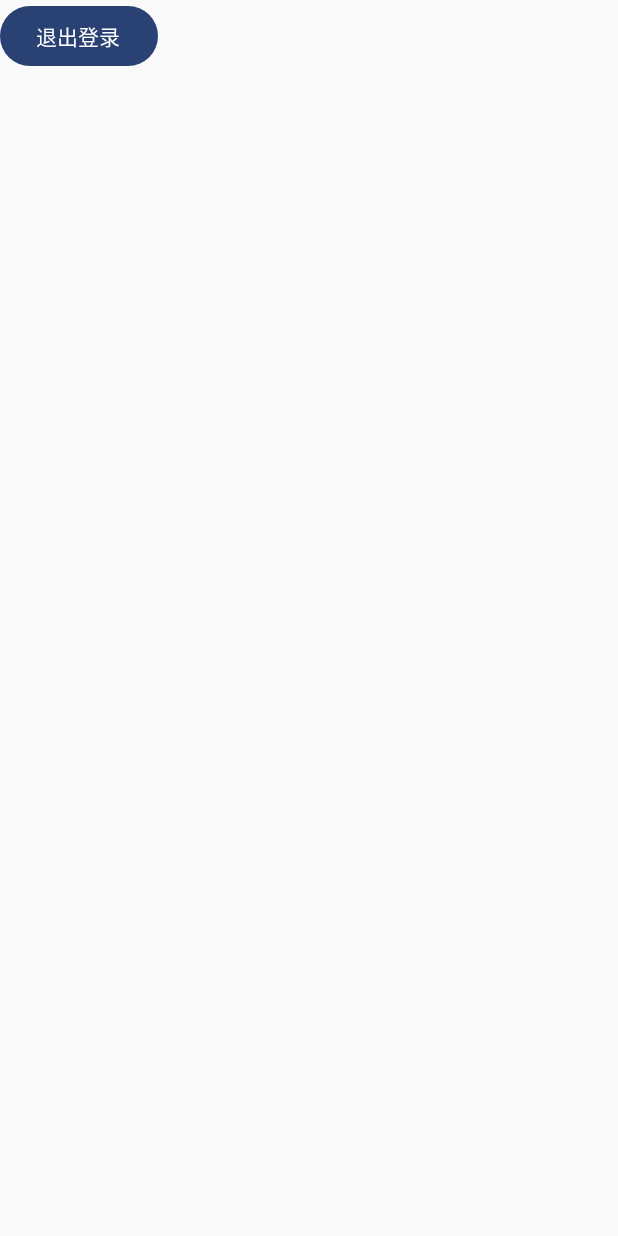
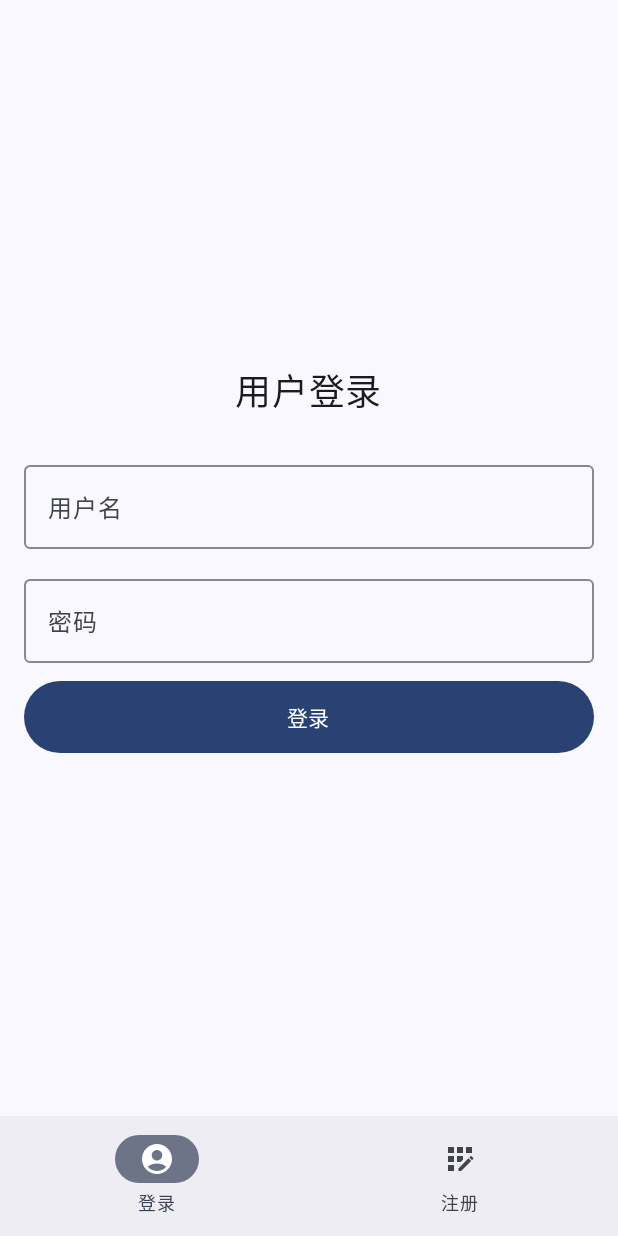
Before and after one commit to mipamiao/ReaderAndroid, an Android app built with Jetpack Compose: the screen it shows after launch (MainActivity before the commit, RegisterAndLoginActivity after it), on a phone screen of 412 x 824 dp. Run offline under Robolectric (Android 15) with nearby library versions, the light colour scheme and no system bars; our stand-ins replace Room's generated code.

Commit message:
登录和注册搭建完成，联调ing

```diff
--- a/app/build.gradle
+++ b/app/build.gradle
@@ -78,6 +78,9 @@ dependencies {
     // 日志拦截器（调试用）
     debugImplementation("com.squareup.okhttp3:logging-interceptor:4.12.0")
 
+    implementation "androidx.compose.material:material-icons-extended"
+
+
     testImplementation libs.junit
     androidTestImplementation libs.androidx.junit
     androidTestImplementation libs.androidx.espresso.core
--- a/app/src/main/java/com/mipa/readerandroid/model/dto/UserLoginDto.kt
+++ b/app/src/main/java/com/mipa/readerandroid/model/dto/UserLoginDto.kt
@@ -1,11 +1,8 @@
 package com.mipa.readerandroid.model.dto
-
-import androidx.compose.ui.semantics.Role
-import java.time.LocalDateTime
 
 data class UserLoginRequest(
     val userName:String,
-    val passward: String)
+    val password: String)
 
 data class UserLoginResponse(
     val userId: String,
--- a/app/src/main/java/com/mipa/readerandroid/repository/nao/Domain.kt
+++ b/app/src/main/java/com/mipa/readerandroid/repository/nao/Domain.kt
@@ -6,7 +6,7 @@ class Domain {
         const val publicPrefix = "/api/public"
         const val privatePrefix = "/api/private"
 
-        const val authPublic = "${publicPrefix}/auth/"
-        const val authPrivate = "${privatePrefix}/auth/"
+        const val authPublic = "${publicPrefix}/auth"
+        const val authPrivate = "${privatePrefix}/auth"
     }
 }
--- /dev/null
+++ b/app/src/main/java/com/mipa/readerandroid/view/activity/RegisterAndLoginActivity.kt
@@ -0,0 +1,24 @@
+package com.mipa.readerandroid.view.activity
+
+import android.os.Bundle
+import androidx.activity.compose.setContent
+import androidx.activity.enableEdgeToEdge
+import com.mipa.readerandroid.base.AbsActivity
+import com.mipa.readerandroid.ui.theme.ReaderAndroidTheme
+import com.mipa.readerandroid.view.compose.AuthNavigation
+import com.mipa.readerandroid.view.composedata.LoginPageCD
+import com.mipa.readerandroid.view.composedata.RegisterPageCD
+
+class RegisterAndLoginActivity:AbsActivity() {
+    private val registerPageCD  = RegisterPageCD()
+    private val loginPageCD = LoginPageCD()
+    override fun onCreate(savedInstanceState: Bundle?) {
+        super.onCreate(savedInstanceState)
+        enableEdgeToEdge()
+        setContent {
+            ReaderAndroidTheme {
+                AuthNavigation(loginPageCD, registerPageCD)
+            }
+        }
+    }
+}
--- /dev/null
+++ b/app/src/main/java/com/mipa/readerandroid/view/compose/MePage.kt
@@ -0,0 +1,86 @@
+package com.mipa.readerandroid.view.compose
+
+import androidx.compose.foundation.Image
+import androidx.compose.foundation.layout.Arrangement
+import androidx.compose.foundation.layout.Box
+import androidx.compose.foundation.layout.Column
+import androidx.compose.foundation.layout.Row
+import androidx.compose.foundation.layout.Spacer
+import androidx.compose.foundation.layout.fillMaxSize
+import androidx.compose.foundation.layout.fillMaxWidth
+import androidx.compose.foundation.layout.height
+import androidx.compose.foundation.layout.size
+import androidx.compose.foundation.layout.width
+import androidx.compose.foundation.shape.CircleShape
+import androidx.compose.material3.MaterialTheme
+import androidx.compose.material3.Text
+import androidx.compose.runtime.Composable
+import androidx.compose.ui.Alignment
+import androidx.compose.ui.Modifier
+import androidx.compose.ui.draw.clip
+import androidx.compose.ui.res.painterResource
+import androidx.compose.ui.text.font.FontWeight
+import androidx.compose.ui.unit.dp
+import androidx.compose.ui.unit.sp
+import com.mipa.readerandroid.R
+
+@Composable
+fun PersonalProfileScreen() {
+    Row(
+        modifier = Modifier
+            .height(120.dp)
+            .fillMaxWidth(),
+        verticalAlignment = Alignment.Top
+    ) {
+        // 左侧圆形头像
+        Box(
+            modifier = Modifier
+                .size(120.dp)
+                .clip(CircleShape)
+        ) {
+            Image(
+                painter = painterResource(id = R.drawable.profile_avatar), // 确保在res/drawable目录下有此图片
+                contentDescription = "个人头像",
+                modifier = Modifier.fillMaxSize()
+            )
+        }
+
+        Spacer(modifier = Modifier.width(24.dp))
+
+        // 右侧个人信息文本
+        Column(
+            verticalArrangement = Arrangement.Center
+        ) {
+            Text(
+                text = "张三",
+                fontSize = 24.sp,
+                fontWeight = FontWeight.Bold,
+                color = MaterialTheme.colorScheme.onBackground
+            )
+
+            Spacer(modifier = Modifier.height(8.dp))
+
+            Text(
+                text = "Android 开发工程师",
+                fontSize = 16.sp,
+                color = MaterialTheme.colorScheme.onBackground.copy(alpha = 0.8f)
+            )
+
+            Spacer(modifier = Modifier.height(4.dp))
+
+            Text(
+                text = "zhang.san@example.com",
+                fontSize = 14.sp,
+                color = MaterialTheme.colorScheme.onBackground.copy(alpha = 0.6f)
+            )
+
+            Spacer(modifier = Modifier.height(4.dp))
+
+            Text(
+                text = "+86 138 **** 5678",
+                fontSize = 14.sp,
+                color = MaterialTheme.colorScheme.onBackground.copy(alpha = 0.6f)
+            )
+        }
+    }
+}
--- /dev/null
+++ b/app/src/main/java/com/mipa/readerandroid/view/compose/RegisterAndLoginScreen.kt
@@ -0,0 +1,235 @@
+package com.mipa.readerandroid.view.compose
+
+import androidx.compose.animation.AnimatedContent
+import androidx.compose.animation.ExperimentalAnimationApi
+import androidx.compose.animation.core.tween
+import androidx.compose.animation.slideInHorizontally
+import androidx.compose.animation.slideOutHorizontally
+import androidx.compose.animation.togetherWith
+import androidx.compose.foundation.layout.Arrangement
+import androidx.compose.foundation.layout.Column
+import androidx.compose.foundation.layout.Spacer
+import androidx.compose.foundation.layout.fillMaxSize
+import androidx.compose.foundation.layout.fillMaxWidth
+import androidx.compose.foundation.layout.height
+import androidx.compose.foundation.layout.padding
+import androidx.compose.foundation.text.KeyboardOptions
+import androidx.compose.material.icons.Icons
+import androidx.compose.material.icons.filled.AccountCircle
+import androidx.compose.material.icons.filled.AppRegistration
+import androidx.compose.material3.BottomAppBar
+import androidx.compose.material3.Button
+import androidx.compose.material3.ExperimentalMaterial3Api
+import androidx.compose.material3.Icon
+import androidx.compose.material3.NavigationBarItem
+import androidx.compose.material3.Scaffold
+import androidx.compose.material3.Surface
+import androidx.compose.material3.Text
+import androidx.compose.runtime.Composable
+import androidx.compose.runtime.getValue
+import androidx.compose.runtime.mutableStateOf
+import androidx.compose.runtime.remember
+import androidx.compose.runtime.setValue
+import androidx.compose.ui.Alignment
+import androidx.compose.ui.Modifier
+import androidx.compose.ui.text.input.KeyboardType
+import androidx.compose.ui.text.input.PasswordVisualTransformation
+import androidx.compose.ui.unit.dp
+import androidx.compose.ui.unit.sp
+import com.mipa.readerandroid.view.compose.base.simpleInputCompose
+import com.mipa.readerandroid.view.composedata.LoginPageCD
+import com.mipa.readerandroid.view.composedata.RegisterPageCD
+
+
+@OptIn(ExperimentalMaterial3Api::class)
+@Composable
+fun registrationScreen(
+    registerPageCD: RegisterPageCD,
+    onRegisterSuccess: () -> Unit
+) {
+
+    Surface(
+        modifier = Modifier.fillMaxSize()
+    ) {
+        Column(
+            modifier = Modifier
+                .fillMaxSize()
+                .padding(16.dp),
+            horizontalAlignment = Alignment.CenterHorizontally,
+            verticalArrangement = Arrangement.Center
+        ) {
+            Text(
+                text = "用户注册",
+                fontSize = 24.sp,
+                modifier = Modifier.padding(bottom = 24.dp)
+            )
+
+            simpleInputCompose(
+                label = "用户名",
+                text = registerPageCD.name,
+                onTextChange = { value ->
+                    registerPageCD.name = value
+                })
+
+            Spacer(modifier = Modifier.height(12.dp))
+
+            simpleInputCompose(
+                label = "邮箱",
+                text = registerPageCD.email,
+                keyboardOptions = KeyboardOptions(keyboardType = KeyboardType.Email),
+                onTextChange = { value ->
+                    registerPageCD.name = value
+                })
+
+            Spacer(modifier = Modifier.height(12.dp))
+
+            simpleInputCompose(
+                label = "密码",
+                text = registerPageCD.password,
+                keyboardOptions = KeyboardOptions(keyboardType = KeyboardType.Password),
+                visualTransformation = PasswordVisualTransformation(),
+                onTextChange = { value ->
+                    registerPageCD.password = value
+                })
+
+            Spacer(modifier = Modifier.height(12.dp))
+
+            // 注册按钮
+            Button(
+                onClick = {
+                    onRegisterSuccess()
+                },
+                modifier = Modifier
+                    .fillMaxWidth()
+                    .height(48.dp)
+            ) {
+                Text(text = "注册")
+            }
+        }
+    }
+}
+
+@Composable
+fun loginScreen(
+    loginPageCD: LoginPageCD,
+    onLoginClick: () -> Unit
+) {
+    Surface(
+        modifier = Modifier.fillMaxSize()
+    ) {
+        Column(
+            modifier = Modifier
+                .fillMaxSize()
+                .padding(16.dp),
+            horizontalAlignment = Alignment.CenterHorizontally,
+            verticalArrangement = Arrangement.Center
+        ) {
+            Text(
+                text = "用户登录",
+                fontSize = 24.sp,
+                modifier = Modifier.padding(bottom = 24.dp)
+            )
+
+            simpleInputCompose(label = "用户名", text = loginPageCD.name, onTextChange = { value ->
+                loginPageCD.name = value
+            })
+
+
+            Spacer(modifier = Modifier.height(12.dp))
+
+            simpleInputCompose(
+                label = "密码",
+                text = loginPageCD.password,
+                keyboardOptions = KeyboardOptions(keyboardType = KeyboardType.Password),
+                visualTransformation = PasswordVisualTransformation(),
+                onTextChange = { value ->
+                    loginPageCD.password = value
+                })
+
+            Spacer(modifier = Modifier.height(12.dp))
+
+            // 注册按钮
+            Button(
+                onClick = {
+                    onLoginClick()
+                },
+                modifier = Modifier
+                    .fillMaxWidth()
+                    .height(48.dp)
+            ) {
+                Text(text = "登录")
+            }
+        }
+    }
+}
+
+// 添加导航状态枚举
+enum class AuthScreen { LOGIN, REGISTRATION }
+
+// 添加导航主界面
+@OptIn(ExperimentalAnimationApi::class)
+@Composable
+fun AuthNavigation(
+    loginPageCD: LoginPageCD,
+    registerPageCD: RegisterPageCD
+) {
+    var currentScreen by remember { mutableStateOf(AuthScreen.LOGIN) }
+    // 定义页面顺序用于判断动画方向
+    val screenOrder = listOf(AuthScreen.LOGIN, AuthScreen.REGISTRATION)
+
+    Scaffold(
+        bottomBar = {
+            BottomAppBar {
+                NavigationBarItem(
+                    selected = currentScreen == AuthScreen.LOGIN,
+                    onClick = { currentScreen = AuthScreen.LOGIN },
+                    icon = { Icon(Icons.Default.AccountCircle, "登录") },
+                    label = { Text("登录") }
+                )
+                NavigationBarItem(
+                    selected = currentScreen == AuthScreen.REGISTRATION,
+                    onClick = { currentScreen = AuthScreen.REGISTRATION },
+                    icon = { Icon(Icons.Default.AppRegistration, "注册") },
+                    label = { Text("注册") }
+                )
+            }
+        }
+    ) {
+            paddingValues ->
+        AnimatedContent(
+            targetState = currentScreen,
+            transitionSpec = {
+                // 根据页面顺序判断动画方向
+                val currentIndex = screenOrder.indexOf(initialState)
+                val targetIndex = screenOrder.indexOf(targetState)
+
+                if (targetIndex > currentIndex) {
+                    // 目标页面在右侧 - 从右侧滑入
+                    slideInHorizontally(animationSpec = tween(300)) { it }
+                        .togetherWith(
+                            slideOutHorizontally(animationSpec = tween(300)) { -it }
+                        )
+                } else {
+                    // 目标页面在左侧 - 从左侧滑入
+                    slideInHorizontally(animationSpec = tween(300)) { -it }
+                        .togetherWith(
+                            slideOutHorizontally(animationSpec = tween(300)) { it }
+                        )
+                }
+            },
+            modifier = Modifier.padding(paddingValues)
+        ) {
+                screen ->
+            when (screen) {
+                AuthScreen.LOGIN -> loginScreen(
+                    loginPageCD = loginPageCD,
+                    onLoginClick = { Thread {loginPageCD.login()}.start() }
+                )
+                AuthScreen.REGISTRATION -> registrationScreen(
+                    registerPageCD = registerPageCD,
+                    onRegisterSuccess = { Thread {registerPageCD.register()}.start() }
+                )
+            }
+        }
+    }
+}
--- /dev/null
+++ b/app/src/main/java/com/mipa/readerandroid/view/compose/base/composebase.kt
@@ -0,0 +1,41 @@
+package com.mipa.readerandroid.view.compose.base
+
+import androidx.compose.foundation.layout.fillMaxWidth
+import androidx.compose.foundation.text.KeyboardOptions
+import androidx.compose.material3.ExperimentalMaterial3Api
+import androidx.compose.material3.OutlinedTextField
+import androidx.compose.material3.Text
+import androidx.compose.material3.TextFieldDefaults
+import androidx.compose.runtime.Composable
+import androidx.compose.runtime.ComposeCompilerApi
+import androidx.compose.runtime.MutableState
+import androidx.compose.ui.Modifier
+import androidx.compose.ui.graphics.Color
+import androidx.compose.ui.text.input.PasswordVisualTransformation
+import androidx.compose.ui.text.input.VisualTransformation
+
+
+
+@OptIn(ExperimentalMaterial3Api::class)
+@Composable
+fun simpleInputCompose(
+    label: String,
+    text: String,
+    onTextChange: (String) -> Unit,
+    keyboardOptions: KeyboardOptions = KeyboardOptions.Default,
+    visualTransformation: VisualTransformation = VisualTransformation.None,
+    modifier: Modifier = Modifier
+) {
+    OutlinedTextField(
+        value = text,
+        onValueChange = onTextChange,
+        label = { Text(label) },
+        modifier = modifier.fillMaxWidth(),
+        colors = TextFieldDefaults.outlinedTextFieldColors(
+            focusedBorderColor = Color.Blue,
+            unfocusedBorderColor = Color.Gray
+        ),
+        keyboardOptions = keyboardOptions,
+        visualTransformation = visualTransformation
+    )
+}
--- /dev/null
+++ b/app/src/main/java/com/mipa/readerandroid/view/composedata/RegisterPageCD.kt
@@ -0,0 +1,33 @@
+package com.mipa.readerandroid.view.composedata
+
+import android.util.Log
+import androidx.compose.runtime.getValue
+import androidx.compose.runtime.mutableStateOf
+import androidx.compose.runtime.remember
+import androidx.compose.runtime.setValue
+import androidx.lifecycle.ViewModel
+import com.mipa.readerandroid.model.dto.UserLoginRequest
+import com.mipa.readerandroid.model.dto.UserRegisterRequest
+import com.mipa.readerandroid.service.UserService
+
+// 改为 data class 以支持属性变化观察
+class RegisterPageCD : ViewModel() {
+    var name by mutableStateOf("")
+    var email by mutableStateOf("")
+    var password by mutableStateOf("")
+
+    fun register(){
+        val res = UserService.register(UserRegisterRequest(userName =  name, email = email, password =  password, role = "ROLE_READER"))
+        Log.e("TAG", "register: $res", )
+    }
+}
+
+class LoginPageCD : ViewModel() {
+    var name by mutableStateOf("")
+    var password by mutableStateOf("")
+
+    fun login(){
+        val res = UserService.login(UserLoginRequest(userName = name, password = password))
+        Log.e("TAG", "register: $res", )
+    }
+}
```
Also changed, not shown: app/src/main/AndroidManifest.xml (+7 -0 lines), app/src/main/java/com/mipa/readerandroid/repository/AppNet.kt (+2 -5 lines), app/src/main/java/com/mipa/readerandroid/repository/nao/UserNao.kt (+5 -3 lines), app/src/main/java/com/mipa/readerandroid/service/UserService.kt (+24 -11 lines), app/src/main/java/com/mipa/readerandroid/view/activity/MainActivity.kt (+13 -69 lines), app/src/main/java/com/mipa/readerandroid/view/compose/RegistrationScreen.kt (deleted, +0 -169 lines).
